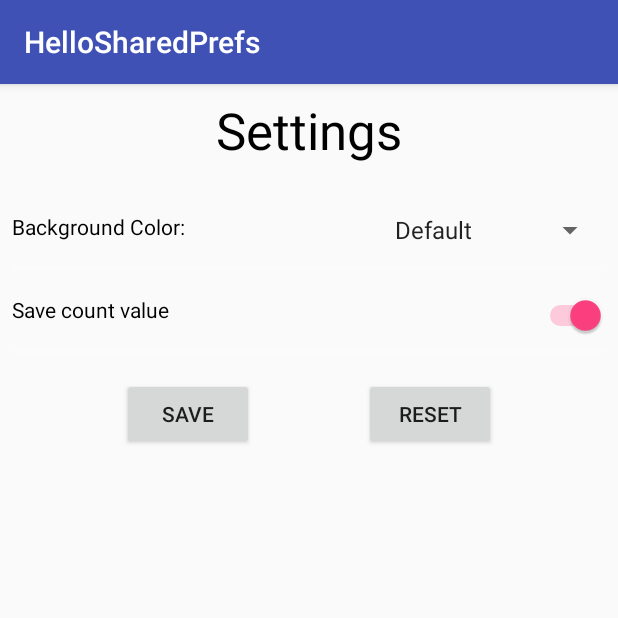
After one commit to DSkirvinC/HelloSharedPrefs, an Android app: the SettingsActivity screen opened directly, with no data from a screen before it, on a phone screen of 412 x 824 dp, the top half of it. The commit adds this screen. Run offline under Robolectric (Android 15) with nearby library versions, the phone set to English and light mode, and no system bars.

Commit message:
Additions/Amendments made to code as listed in Coding Challenge of Android Fundamentals 09.1: Shared Preferences
Signed-off-by: DSkirvinC <dskirvinc@gmail.com>

```diff
--- a/app/src/main/java/com/example/android/hellosharedprefs/MainActivity.java
+++ b/app/src/main/java/com/example/android/hellosharedprefs/MainActivity.java
@@ -15,6 +15,7 @@
  */
 package com.example.android.hellosharedprefs;
 
+import android.content.Intent;
 import android.content.SharedPreferences;
 import android.graphics.drawable.ColorDrawable;
 import android.support.v4.content.ContextCompat;
@@ -137,9 +138,10 @@ public class MainActivity extends AppCompatActivity {
                 R.color.default_background);
         mShowCountTextView.setBackgroundColor(mColor);
 
-        // Clear preferences
-        SharedPreferences.Editor preferencesEditor = mPreferences.edit();
-        preferencesEditor.clear();
-        preferencesEditor.apply();
+    }
+
+    public void onSettingsClick(View view) {
+        Intent intent = new Intent(this, SettingsActivity.class);
+        startActivity(intent);
     }
 }
--- /dev/null
+++ b/app/src/main/java/com/example/android/hellosharedprefs/SettingsActivity.java
@@ -0,0 +1,131 @@
+package com.example.android.hellosharedprefs;
+
+import android.content.SharedPreferences;
+import android.os.Bundle;
+import android.support.v4.content.ContextCompat;
+import android.support.v7.app.AppCompatActivity;
+import android.view.View;
+import android.widget.AdapterView;
+import android.widget.ArrayAdapter;
+import android.widget.Spinner;
+import android.widget.Switch;
+import android.widget.Toast;
+
+public class SettingsActivity extends AppCompatActivity implements AdapterView.OnItemSelectedListener {
+    private final String COUNT_SAVE_KEY = "count_save";
+    private final String COLOR_KEY = "color";
+    private final String SELECTED_SPINNER_ITEM_KEY = "selected_spinner_item";
+    private String currentSpinnerSetting;
+    private SharedPreferences mPreferences;
+    private String sharedPrefFile = "com.example.android.hellosharedprefs";
+    private String spinner_item;
+    private Switch countSwitch;
+    private Spinner spinner;
+    private int spinnerSelectedColor;
+
+    @Override
+    protected void onCreate(Bundle savedInstanceState) {
+        super.onCreate(savedInstanceState);
+        setContentView(R.layout.activity_settings);
+        mPreferences = getSharedPreferences(sharedPrefFile, MODE_PRIVATE);
+        spinner = findViewById(R.id.backgroundSpinner);
+        ArrayAdapter<CharSequence> adapter = ArrayAdapter.createFromResource(this, R.array.color_array, android.R.layout.simple_spinner_item);
+        adapter.setDropDownViewResource(android.R.layout.simple_spinner_dropdown_item);
+        if (spinner != null) {
+            spinner.setOnItemSelectedListener(this);
+            spinner.setAdapter(adapter);
+        }
+        countSwitch = findViewById(R.id.saveCountSwitch);
+        if (mPreferences.getBoolean(COUNT_SAVE_KEY, true)) {
+            countSwitch.setChecked(true);
+        } else {
+            countSwitch.setChecked(false);
+        }
+        String savedSpinnerSetting = mPreferences.getString(SELECTED_SPINNER_ITEM_KEY, "Default");
+        if (spinner != null) {
+            switch (savedSpinnerSetting) {
+                case "Default":
+                    spinner.setSelection(0);
+                    break;
+                case "Black":
+                    spinner.setSelection(1);
+                    break;
+                case "Red":
+                    spinner.setSelection(2);
+                    break;
+                case "Blue":
+                    spinner.setSelection(3);
+                    break;
+                case "Green":
+                    spinner.setSelection(4);
+                    break;
+                default:
+                    spinner.setSelection(0);
+                    break;
+            }
+        }
+    }
+
+    @Override
+    public void onItemSelected(AdapterView<?> parent, View view, int position, long id) {
+        spinner_item = parent.getItemAtPosition(position).toString();
+        switch (spinner_item) {
+            case "Default":
+                spinnerSelectedColor = ContextCompat.getColor(this, R.color.default_background);
+                currentSpinnerSetting = "Default";
+                break;
+            case "Black":
+                spinnerSelectedColor = ContextCompat.getColor(this, R.color.black);
+                currentSpinnerSetting = "Black";
+                break;
+            case "Red":
+                spinnerSelectedColor = ContextCompat.getColor(this, R.color.red_background);
+                currentSpinnerSetting = "Red";
+                break;
+            case "Blue":
+                spinnerSelectedColor = ContextCompat.getColor(this, R.color.blue_background);
+                currentSpinnerSetting = "Blue";
+                break;
+            case "Green":
+                spinnerSelectedColor = ContextCompat.getColor(this, R.color.green_background);
+                currentSpinnerSetting = "Green";
+                break;
+            default:
+                spinnerSelectedColor = ContextCompat.getColor(this, R.color.default_background);
+                currentSpinnerSetting = "Default";
+                break;
+        }
+    }
+
+    @Override
+    public void onNothingSelected(AdapterView<?> parent) {
+        spinner_item = getResources().getStringArray(R.array.color_array)[0];
+        spinnerSelectedColor = ContextCompat.getColor(this, R.color.default_background);
+        currentSpinnerSetting = "Default";
+    }
+
+
+    public void saveSettings(View view) {
+        SharedPreferences.Editor editor = mPreferences.edit();
+        editor.putInt(COLOR_KEY, spinnerSelectedColor);
+        editor.putString(SELECTED_SPINNER_ITEM_KEY, currentSpinnerSetting);
+        if (countSwitch.isChecked()) {
+            editor.putBoolean(COUNT_SAVE_KEY, true);
+        } else {
+            editor.putBoolean(COUNT_SAVE_KEY, false);
+        }
+        editor.apply();
+        Toast.makeText(this, "Settings have been saved!", Toast.LENGTH_LONG).show();
+    }
+
+    public void resetSettings(View view) {
+        spinner.setSelection(0);
+        countSwitch.setChecked(true);
+        SharedPreferences.Editor editor = mPreferences.edit();
+        editor.putBoolean(COUNT_SAVE_KEY, true);
+        editor.putString(SELECTED_SPINNER_ITEM_KEY, "Default");
+        editor.putInt(COLOR_KEY, ContextCompat.getColor(this, R.color.default_background));
+        editor.apply();
+        Toast.makeText(this, "Settings were reset!", Toast.LENGTH_LONG).show();
+    }
+}
--- /dev/null
+++ b/app/src/main/res/layout-v21/activity_settings.xml
@@ -0,0 +1,132 @@
+<?xml version="1.0" encoding="utf-8"?>
+<android.support.constraint.ConstraintLayout xmlns:android="http://schemas.android.com/apk/res/android"
+    xmlns:app="http://schemas.android.com/apk/res-auto"
+    xmlns:tools="http://schemas.android.com/tools"
+    android:layout_width="match_parent"
+    android:layout_height="match_parent"
+    tools:context=".SettingsActivity">
+
+    <TextView
+        android:id="@+id/textView"
+        android:layout_width="wrap_content"
+        android:layout_height="wrap_content"
+        android:layout_marginStart="8dp"
+        android:layout_marginTop="8dp"
+        android:layout_marginEnd="8dp"
+        android:text="@string/settings"
+        android:textAppearance="@style/TextAppearance.AppCompat.Display1"
+        android:textColor="@color/black"
+        app:layout_constraintEnd_toEndOf="parent"
+        app:layout_constraintStart_toStartOf="parent"
+        app:layout_constraintTop_toTopOf="parent" />
+
+    <android.support.constraint.Guideline
+        android:id="@+id/guideline3"
+        android:layout_width="wrap_content"
+        android:layout_height="wrap_content"
+        android:orientation="vertical"
+        app:layout_constraintGuide_percent="0.6" />
+
+    <TextView
+        android:id="@+id/textView3"
+        android:layout_width="wrap_content"
+        android:layout_height="wrap_content"
+        android:layout_marginStart="8dp"
+        android:layout_marginTop="32dp"
+        android:text="@string/background_color"
+        android:textColor="@color/black"
+        app:layout_constraintStart_toStartOf="parent"
+        app:layout_constraintTop_toBottomOf="@+id/textView" />
+
+    <Spinner
+        android:id="@+id/backgroundSpinner"
+        android:layout_width="0dp"
+        android:layout_height="wrap_content"
+        android:layout_marginStart="8dp"
+        android:layout_marginTop="32dp"
+        android:layout_marginEnd="8dp"
+        android:entries="@array/color_array"
+        app:layout_constraintEnd_toEndOf="parent"
+        app:layout_constraintHorizontal_bias="0.5"
+        app:layout_constraintStart_toEndOf="@+id/textView3"
+        app:layout_constraintStart_toStartOf="@+id/guideline3"
+        app:layout_constraintTop_toBottomOf="@+id/textView" />
+
+    <View
+        android:id="@+id/space"
+        android:layout_width="0dp"
+        android:layout_height="4dp"
+        android:layout_marginStart="8dp"
+        android:layout_marginTop="16dp"
+        android:layout_marginEnd="8dp"
+        android:background="@color/grey"
+        android:foregroundGravity="fill_vertical"
+        app:layout_constraintEnd_toEndOf="parent"
+        app:layout_constraintStart_toStartOf="parent"
+        app:layout_constraintTop_toBottomOf="@+id/textView3" />
+
+    <TextView
+        android:id="@+id/textView4"
+        android:layout_width="wrap_content"
+        android:layout_height="wrap_content"
+        android:layout_marginStart="8dp"
+        android:layout_marginTop="16dp"
+        android:text="@string/save_count_value"
+        android:textColor="@color/black"
+        app:layout_constraintStart_toStartOf="parent"
+        app:layout_constraintTop_toBottomOf="@+id/space" />
+
+    <Switch
+        android:id="@+id/saveCountSwitch"
+        android:layout_width="0dp"
+        android:layout_height="wrap_content"
+        android:layout_marginStart="8dp"
+        android:layout_marginTop="16dp"
+        android:layout_marginEnd="8dp"
+        android:backgroundTint="@color/black"
+        android:buttonTint="@color/black"
+        android:checked="true"
+        app:layout_constraintEnd_toEndOf="parent"
+        app:layout_constraintStart_toStartOf="@+id/guideline3"
+        app:layout_constraintTop_toBottomOf="@+id/space" />
+
+    <View
+        android:id="@+id/space2"
+        android:layout_width="match_parent"
+        android:layout_height="4dp"
+        android:layout_marginStart="8dp"
+        android:layout_marginTop="16dp"
+        android:layout_marginEnd="8dp"
+        android:background="@color/grey"
+        android:foregroundGravity="fill_vertical"
+        app:layout_constraintEnd_toEndOf="parent"
+        app:layout_constraintStart_toStartOf="parent"
+        app:layout_constraintTop_toBottomOf="@+id/textView4" />
+
+    <Button
+        android:id="@+id/button"
+        android:layout_width="wrap_content"
+        android:layout_height="wrap_content"
+        android:layout_marginStart="8dp"
+        android:layout_marginTop="16dp"
+        android:text="@string/save"
+        android:onClick="saveSettings"
+        app:layout_constraintEnd_toStartOf="@+id/button2"
+        app:layout_constraintHorizontal_bias="0.5"
+        app:layout_constraintStart_toStartOf="parent"
+        app:layout_constraintTop_toBottomOf="@+id/space2" />
+
+    <Button
+        android:id="@+id/button2"
+        android:layout_width="wrap_content"
+        android:layout_height="wrap_content"
+        android:layout_marginTop="16dp"
+        android:layout_marginEnd="8dp"
+        android:text="@string/reset"
+        android:onClick="resetSettings"
+        app:layout_constraintEnd_toEndOf="parent"
+        app:layout_constraintHorizontal_bias="0.5"
+        app:layout_constraintStart_toEndOf="@+id/button"
+        app:layout_constraintTop_toBottomOf="@+id/space2" />
+
+</android.support.constraint.ConstraintLayout>
--- a/app/src/main/res/layout/activity_main.xml
+++ b/app/src/main/res/layout/activity_main.xml
@@ -132,4 +132,19 @@
         app:layout_constraintStart_toEndOf="@+id/count_button"
         app:layout_constraintTop_toBottomOf="@+id/guideline_lower"/>
 
+    <Button
+        android:id="@+id/settings_button"
+        style="@style/AppTheme.Button"
+        android:layout_width="wrap_content"
+        android:layout_height="wrap_content"
+        android:layout_marginTop="8dp"
+        android:layout_marginEnd="8dp"
+        android:onClick="onSettingsClick"
+        android:text="@string/settings"
+        app:layout_constraintEnd_toEndOf="parent"
+        app:layout_constraintHorizontal_bias="0.5"
+        app:layout_constraintStart_toEndOf="@+id/reset_button"
+        app:layout_constraintTop_toTopOf="@+id/guideline_lower"
+        android:layout_marginRight="8dp" />
+
 </android.support.constraint.ConstraintLayout>
--- /dev/null
+++ b/app/src/main/res/layout/activity_settings.xml
@@ -0,0 +1,136 @@
+<?xml version="1.0" encoding="utf-8"?>
+<android.support.constraint.ConstraintLayout xmlns:android="http://schemas.android.com/apk/res/android"
+    xmlns:app="http://schemas.android.com/apk/res-auto"
+    xmlns:tools="http://schemas.android.com/tools"
+    android:layout_width="match_parent"
+    android:layout_height="match_parent"
+    tools:context=".SettingsActivity">
+
+    <TextView
+        android:id="@+id/textView"
+        android:layout_width="wrap_content"
+        android:layout_height="wrap_content"
+        android:layout_marginStart="8dp"
+        android:layout_marginTop="8dp"
+        android:layout_marginEnd="8dp"
+        android:text="@string/settings"
+        android:textAppearance="@style/TextAppearance.AppCompat.Display1"
+        android:textColor="@color/black"
+        app:layout_constraintEnd_toEndOf="parent"
+        app:layout_constraintStart_toStartOf="parent"
+        app:layout_constraintTop_toTopOf="parent" />
+
+    <android.support.constraint.Guideline
+        android:id="@+id/guideline3"
+        android:layout_width="wrap_content"
+        android:layout_height="wrap_content"
+        android:orientation="vertical"
+        app:layout_constraintGuide_percent="0.6" />
+
+    <TextView
+        android:id="@+id/textView3"
+        android:layout_width="wrap_content"
+        android:layout_height="wrap_content"
+        android:layout_marginStart="8dp"
+        android:layout_marginTop="32dp"
+        android:text="@string/background_color"
+        android:textColor="@color/black"
+        app:layout_constraintStart_toStartOf="parent"
+        app:layout_constraintTop_toBottomOf="@+id/textView"
+        android:layout_marginLeft="8dp" />
+
+    <Spinner
+        android:id="@+id/backgroundSpinner"
+        android:layout_width="0dp"
+        android:layout_height="wrap_content"
+        android:layout_marginStart="8dp"
+        android:layout_marginTop="32dp"
+        android:layout_marginEnd="8dp"
+        android:entries="@array/color_array"
+        app:layout_constraintEnd_toEndOf="parent"
+        app:layout_constraintHorizontal_bias="0.5"
+        app:layout_constraintStart_toEndOf="@+id/textView3"
+        app:layout_constraintStart_toStartOf="@+id/guideline3"
+        app:layout_constraintTop_toBottomOf="@+id/textView" />
+
+    <View
+        android:id="@+id/space"
+        android:layout_width="0dp"
+        android:layout_height="4dp"
+        android:layout_marginStart="8dp"
+        android:layout_marginTop="16dp"
+        android:layout_marginEnd="8dp"
+        android:background="@color/grey"
+        android:foregroundGravity="fill_vertical"
+        app:layout_constraintEnd_toEndOf="parent"
+        app:layout_constraintStart_toStartOf="parent"
+        app:layout_constraintTop_toBottomOf="@+id/textView3" />
+
+    <TextView
+        android:id="@+id/textView4"
+        android:layout_width="wrap_content"
+        android:layout_height="wrap_content"
+        android:layout_marginStart="8dp"
+        android:layout_marginTop="16dp"
+        android:text="@string/save_count_value"
+        android:textColor="@color/black"
+        app:layout_constraintStart_toStartOf="parent"
+        app:layout_constraintTop_toBottomOf="@+id/space"
+        android:layout_marginLeft="8dp" />
+
+    <Switch
+        android:id="@+id/saveCountSwitch"
+        android:layout_width="0dp"
+        android:layout_height="wrap_content"
+        android:layout_marginStart="8dp"
+        android:layout_marginTop="16dp"
+        android:layout_marginEnd="8dp"
+        android:backgroundTint="@color/black"
+        android:buttonTint="@color/black"
+        android:checked="true"
+        app:layout_constraintEnd_toEndOf="parent"
+        app:layout_constraintStart_toStartOf="@+id/guideline3"
+        app:layout_constraintTop_toBottomOf="@+id/space" />
+
+    <View
+        android:id="@+id/space2"
+        android:layout_width="match_parent"
+        android:layout_height="4dp"
+        android:layout_marginStart="8dp"
+        android:layout_marginTop="16dp"
+        android:layout_marginEnd="8dp"
+        android:background="@color/grey"
+        android:foregroundGravity="fill_vertical"
+        app:layout_constraintEnd_toEndOf="parent"
+        app:layout_constraintStart_toStartOf="parent"
+        app:layout_constraintTop_toBottomOf="@+id/textView4" />
+
+    <Button
+        android:id="@+id/button"
+        android:layout_width="wrap_content"
+        android:layout_height="wrap_content"
+        android:layout_marginStart="8dp"
+        android:layout_marginTop="16dp"
+        android:text="@string/save"
+        android:onClick="saveSettings"
+        app:layout_constraintEnd_toStartOf="@+id/button2"
+        app:layout_constraintHorizontal_bias="0.5"
+        app:layout_constraintStart_toStartOf="parent"
+        app:layout_constraintTop_toBottomOf="@+id/space2"
+        android:layout_marginLeft="8dp" />
+
+    <Button
+        android:id="@+id/button2"
+        android:layout_width="wrap_content"
+        android:layout_height="wrap_content"
+        android:layout_marginTop="16dp"
+        android:layout_marginEnd="8dp"
+        android:text="@string/reset"
+        android:onClick="resetSettings"
+        app:layout_constraintEnd_toEndOf="parent"
+        app:layout_constraintHorizontal_bias="0.5"
+        app:layout_constraintStart_toEndOf="@+id/button"
+        app:layout_constraintTop_toBottomOf="@+id/space2"
+        android:layout_marginRight="8dp" />
+
+</android.support.constraint.ConstraintLayout>
--- a/app/src/main/res/values/colors.xml
+++ b/app/src/main/res/values/colors.xml
@@ -20,4 +20,6 @@ limitations under the License. -->
     <color name="blue_background">#0099CC</color>
     <color name="green_background">#669900</color>
     <color name="default_background">#E0E0E0</color>
+    <color name="black">#000000</color>
+    <color name="grey">#1FFFFFFF</color>
 </resources>
--- a/app/src/main/res/values/strings.xml
+++ b/app/src/main/res/values/strings.xml
@@ -35,4 +35,20 @@ limitations under the License. -->
 
     <!-- Button label for Reset button -->
     <string name="reset_button">Reset</string>
+
+    <string name="settings">Settings</string>
+    <string name="background_color">Background Color:</string>
+    <string name="save_count_value">Save count value</string>
+    <string name="save">Save</string>
+    <string name="reset">Reset</string>
+    <string name="settings_saved">Settings saved!</string>
+    <string name="settings_reset">All settings are set to default</string>
+
+    <string-array name="color_array">
+        <item>Default</item>
+        <item>Black</item>
+        <item>Red</item>
+        <item>Blue</item>
+        <item>Green</item>
+    </string-array>
 </resources>
```
Also changed, not shown: app/src/main/AndroidManifest.xml (+5 -16 lines), 480 other files.
